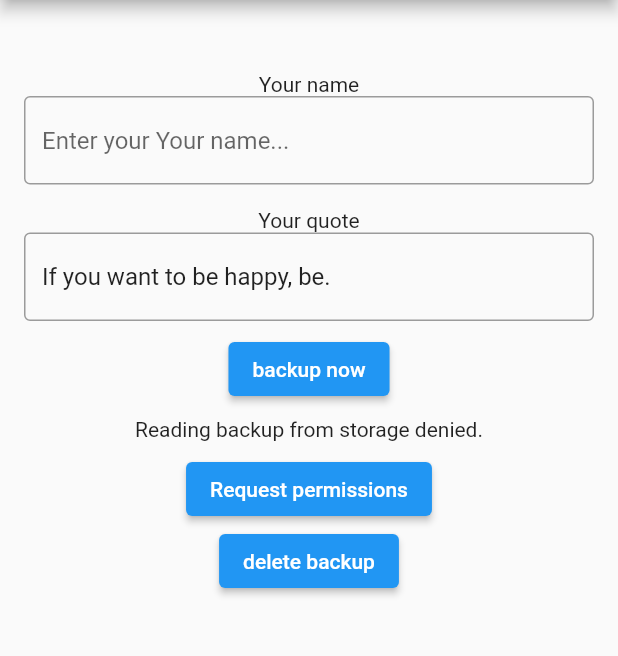
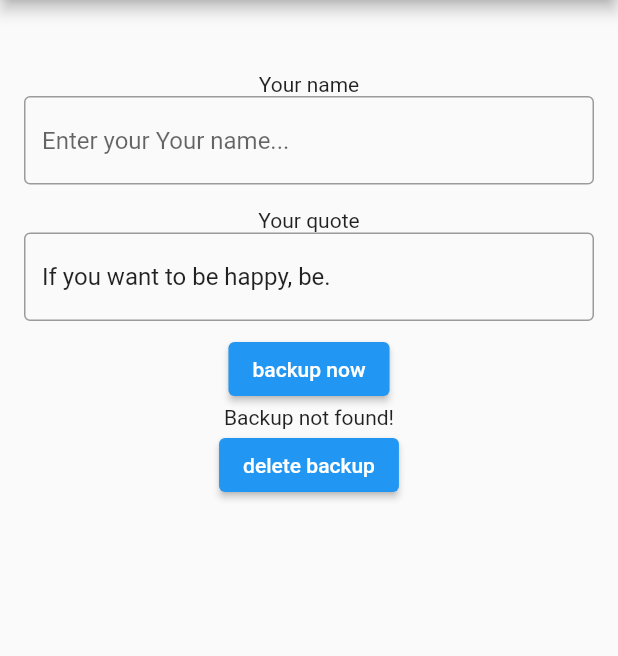
Before and after one commit to litlifesoftware/lit_backup_service, a Flutter app: the screen it shows after launch, on a phone screen of 412 x 824 dp, the part 84-740 px from its top. Run offline on Flutter 3.47's test engine with Material 2 defaults, Android fonts, the phone set to English and light mode, and no system bars; our stand-ins replace permission_handler.

Commit message:
Improve permission handling on `example` app

```diff
--- a/example/lib/main.dart
+++ b/example/lib/main.dart
@@ -244,9 +244,14 @@ class _BackupPreviewBuilder extends StatelessWidget {
         } else if (snap.connectionState == ConnectionState.waiting) {
           return CircularProgressIndicator();
         }
-        // Permission denied. Ask for permissions.
+        // Permission denied or file not found.
 
-        return Column(
+        return FutureBuilder(
+          future: backupStorage.hasPermissions(),
+          builder: (context, AsyncSnapshot<bool> hasPerSnap) {
+            return hasPerSnap.hasData
+                ? !hasPerSnap.data!
+                    ? Column(
                         children: [
                           Padding(
                             padding: const EdgeInsets.symmetric(vertical: 8.0),
@@ -257,6 +262,12 @@ class _BackupPreviewBuilder extends StatelessWidget {
                             child: Text("Request permissions"),
                           ),
                         ],
+                      )
+                    : Text(
+                        "Backup not found!",
+                      )
+                : SizedBox();
+          },
         );
       },
     );
```
Also changed, not shown: 2 other files. Lines whose indentation alone changed are shown as unchanged.
